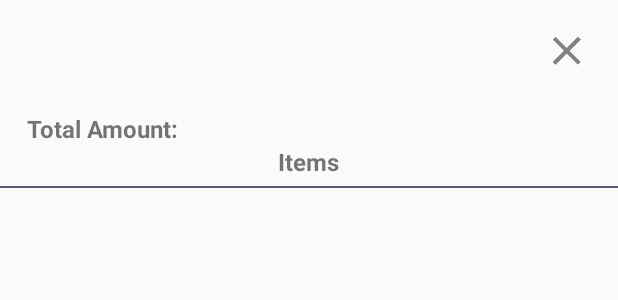
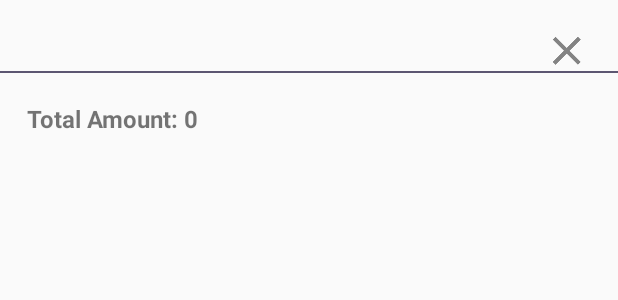
Before and after one commit to faiqmustaqeem/WFDSA, an Android app: the layout new_invoice_dialog.xml on its own in the app's theme, with its tools: preview values and no code run, on a phone screen of 412 x 824 dp. Shown: the top 300 px of the screen. Run offline under Robolectric (Android 15) with nearby library versions, the phone set to English and light mode, and no system bars.

Commit message:
30 march

```diff
--- a/app/src/main/java/com/example/shariqkhan/wfdsa/GlobalClass.java
+++ b/app/src/main/java/com/example/shariqkhan/wfdsa/GlobalClass.java
@@ -10,6 +10,7 @@ import java.util.ArrayList;
  */
 
 public class GlobalClass {
+
     public static ArrayList<EventsModel> eventsList;
     public static ArrayList<AnnouncementsModel> announcementsList;
     public static String selected_resource="";
@@ -26,4 +27,6 @@ public class GlobalClass {
     public static String download_file_name = "";
     public static String image_link = "";
 
+
+
 }
--- a/app/src/main/java/com/example/shariqkhan/wfdsa/MainResources.java
+++ b/app/src/main/java/com/example/shariqkhan/wfdsa/MainResources.java
@@ -133,7 +133,6 @@ public class MainResources extends AppCompatActivity {
 
             //String url = "http://codiansoft.com/wfdsa/apis/Announcement/Announcement";
 
-
 //
             String response = getHttpData.getData(GlobalClass.base_url + "wfdsa/apis/Resources/Get_resource_ctg");
             Log.e("url", GlobalClass.base_url + "wfdsa/apis/Resources/Get_resource_ctg");
--- a/app/src/main/java/com/example/shariqkhan/wfdsa/SelectedEventActivity.java
+++ b/app/src/main/java/com/example/shariqkhan/wfdsa/SelectedEventActivity.java
@@ -324,6 +324,9 @@ public class SelectedEventActivity extends AppCompatActivity implements OnMapRea
                         .queryIntentActivities(linkedinIntent, 0);
 
                 for (ResolveInfo info : matches2) {
+
+
+
                     if (info.activityInfo.packageName.toLowerCase().startsWith(
                             "com.facebook")) {
                         linkedinIntent.setPackage(info.activityInfo.packageName);
--- a/app/src/main/java/com/example/shariqkhan/wfdsa/UserGuideActivity.java
+++ b/app/src/main/java/com/example/shariqkhan/wfdsa/UserGuideActivity.java
@@ -114,8 +114,9 @@ public class UserGuideActivity extends AppCompatActivity {
                             model.setVideotitle(obj.getString("title"));
                             model.setUploadVideo(obj.getString("upload_video"));
                             arrayList.add(model);
-                            adapter.notifyDataSetChanged();
+
                         }
+                        adapter.notifyDataSetChanged();
                     }
                     progressDialog.dismiss();
 
--- a/app/src/main/res/layout/my_payments_rv_item.xml
+++ b/app/src/main/res/layout/my_payments_rv_item.xml
@@ -51,18 +51,15 @@
             <LinearLayout
                 android:layout_width="0dp"
                 android:layout_height="wrap_content"
-                android:layout_weight="1"
-                android:background="@color/colorPrimary">
+                android:layout_weight="1">
                 <TextView
                     android:id="@+id/tvPayNow"
                     android:layout_width="match_parent"
                     android:layout_height="wrap_content"
-                    android:background="?attr/selectableItemBackground"
                     android:clickable="true"
                     android:gravity="center"
                     android:padding="10dp"
                     android:text="PAY NOW\n$5000"
-                    android:textColor="@android:color/white"
                     android:textSize="12sp"
                     android:textStyle="bold"/>
             </LinearLayout>
--- a/app/src/main/res/layout/new_invoice_dialog.xml
+++ b/app/src/main/res/layout/new_invoice_dialog.xml
@@ -33,35 +33,14 @@
 
          />
 
-    <TextView
-        android:id="@+id/pinchu"
-        android:layout_width="wrap_content"
-        android:layout_height="wrap_content"
-        android:layout_alignStart="@+id/invoiceDate"
-        android:layout_below="@+id/invoiceDate"
-        android:text="Total Amount:"
-        android:textSize="16sp"
-        android:textStyle="bold" />
-
-    <TextView
-        android:id="@+id/totlAmount"
-        android:layout_width="wrap_content"
-        android:layout_height="wrap_content"
-        android:layout_below="@+id/invoiceDate"
-        android:layout_marginLeft="4dp"
-        android:layout_toRightOf="@+id/pinchu"
-        android:text=""
-        android:textSize="16sp"
-        android:textStyle="bold"
-         />
 
     <TextView
         android:id="@+id/itemText"
         android:layout_width="wrap_content"
         android:layout_height="wrap_content"
-        android:layout_below="@+id/totlAmount"
         android:layout_centerHorizontal="true"
-        android:text="Items"
+        android:layout_marginTop="20dp"
+        android:text=""
         android:textSize="16sp"
         android:textStyle="bold"
         />
@@ -90,6 +69,29 @@
     </android.support.v7.widget.RecyclerView>
 
 
+    <TextView
+        android:id="@+id/pinchu"
+        android:layout_width="wrap_content"
+        android:layout_height="wrap_content"
+        android:layout_alignStart="@+id/invoiceDate"
+        android:layout_below="@+id/rvAttendees"
+        android:text="Total Amount:"
+        android:textSize="16sp"
+        android:textStyle="bold" />
+
+    <TextView
+        android:id="@+id/totlAmount"
+        android:layout_width="wrap_content"
+        android:layout_height="wrap_content"
+        android:layout_below="@+id/rvAttendees"
+        android:layout_marginLeft="4dp"
+        android:layout_toRightOf="@+id/pinchu"
+        android:text="0"
+        android:textSize="16sp"
+        android:textStyle="bold"
+        />
+
+
     <ImageView
         android:id="@+id/close"
         android:layout_width="wrap_content"
--- a/app/src/main/res/menu/activity_main_drawer.xml
+++ b/app/src/main/res/menu/activity_main_drawer.xml
@@ -5,15 +5,15 @@
         <item
             android:id="@+id/nav_my_events"
             android:icon="@drawable/ic_events"
-            android:title="MY EVENTS" />
+            android:title="EVENTS" />
         <item
             android:id="@+id/nav_resources"
             android:icon="@drawable/ic_resources"
-            android:title="MY RESOURCES" />
+            android:title="RESOURCES" />
         <item
             android:id="@+id/nav_my_payment"
             android:icon="@drawable/ic_payment"
-            android:title="MY PAYMENTS" />
+            android:title="PAYMENTS" />
         <item
             android:id="@+id/nav_announcement"
             android:icon="@drawable/ic_announcement"
```
Also changed, not shown: app/src/main/java/com/example/shariqkhan/wfdsa/AnnouncementsActivity.java (+3 -9 lines), app/src/main/java/com/example/shariqkhan/wfdsa/MainActivity.java (+3 -15 lines), app/src/main/java/com/example/shariqkhan/wfdsa/ProfileActivity.java (+46 -35 lines), app/src/main/res/layout/activity_payment_invoice_dialog.xml (+23 -21 lines).
